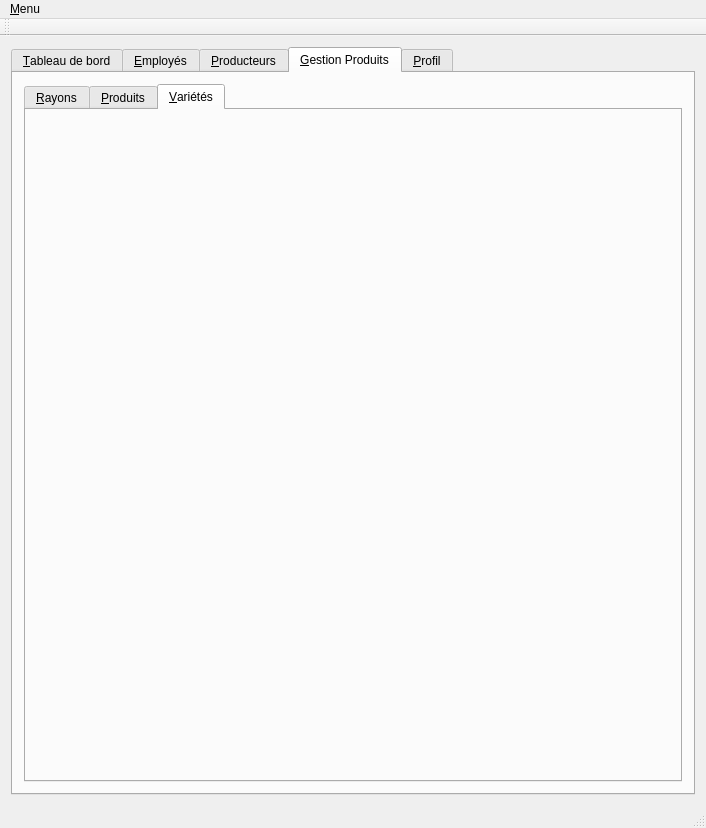
Old version of the form mainwindow.ui in the repository LouisVraie/circuitsCourtsBackOffice.
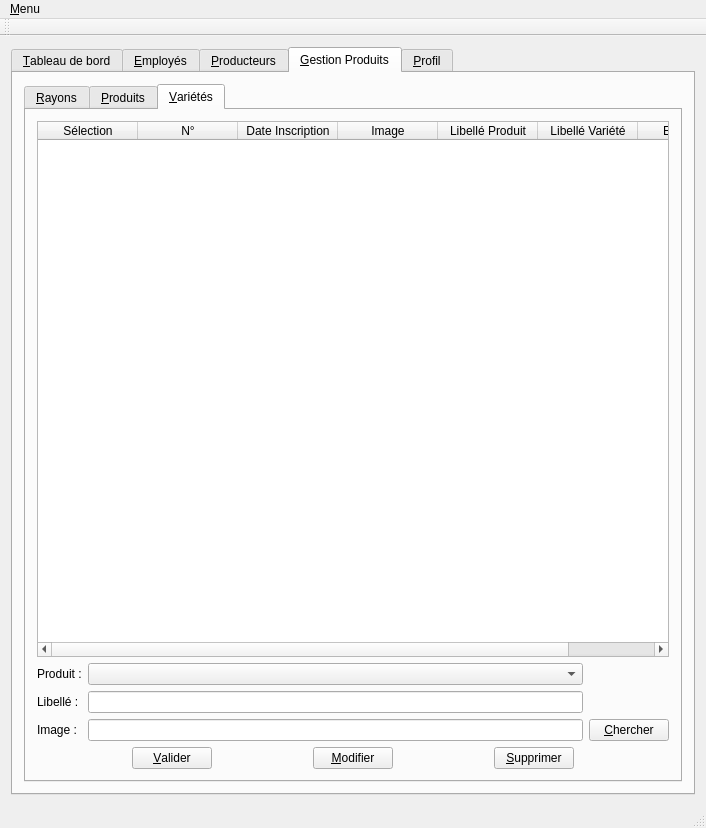
New version of the form. The open tabs and pages were chosen to show the change. Icons and pictures are not drawn.

Diff of the .ui file:
```diff
--- a/mainwindow.ui
+++ b/mainwindow.ui
@@ -1106,6 +1106,169 @@
            <attribute name="title">
             <string>&amp;Variétés</string>
            </attribute>
+           <layout class="QVBoxLayout" name="verticalLayout_13">
+            <item>
+             <widget class="QTableWidget" name="tableWidget_gestionProduitsVarietes">
+              <column>
+               <property name="text">
+                <string>Sélection</string>
+               </property>
+              </column>
+              <column>
+               <property name="text">
+                <string>N°</string>
+               </property>
+              </column>
+              <column>
+               <property name="text">
+                <string>Date Inscription</string>
+               </property>
+              </column>
+              <column>
+               <property name="text">
+                <string>Image</string>
+               </property>
+              </column>
+              <column>
+               <property name="text">
+                <string>Libellé Produit</string>
+               </property>
+              </column>
+              <column>
+               <property name="text">
+                <string>Libellé Variété</string>
+               </property>
+              </column>
+              <column>
+               <property name="text">
+                <string>EstValide</string>
+               </property>
+              </column>
+             </widget>
+            </item>
+            <item>
+             <layout class="QGridLayout" name="gridLayout_3">
+              <item row="0" column="0">
+               <widget class="QLabel" name="label_gestionProduitsVarietesProduit">
+                <property name="text">
+                 <string>Produit :</string>
+                </property>
+               </widget>
+              </item>
+              <item row="0" column="1">
+               <widget class="QComboBox" name="comboBox_gestionProduitsVarietesProduit"/>
+              </item>
+              <item row="1" column="0">
+               <widget class="QLabel" name="label_gestionProduitsVarietesLibelle">
+                <property name="text">
+                 <string>Libellé :</string>
+                </property>
+               </widget>
+              </item>
+              <item row="1" column="1">
+               <widget class="QLineEdit" name="lineEdit_gestionProduitsVarietesLibelle"/>
+              </item>
+              <item row="2" column="0">
+               <widget class="QLabel" name="label_gestionProduitsVarietesImage">
+                <property name="text">
+                 <string>Image :</string>
+                </property>
+               </widget>
+              </item>
+              <item row="2" column="1">
+               <widget class="QLineEdit" name="lineEdit_gestionProduitsVarietesImage"/>
+              </item>
+              <item row="2" column="2">
+               <widget class="QPushButton" name="pushButton_gestionProduitsVarietesImage">
+                <property name="text">
+                 <string>&amp;Chercher</string>
+                </property>
+               </widget>
+              </item>
+             </layout>
+            </item>
+            <item>
+             <layout class="QHBoxLayout" name="horizontalLayout_10">
+              <item>
+               <spacer name="horizontalSpacer_27">
+                <property name="orientation">
+                 <enum>Qt::Horizontal</enum>
+                </property>
+                <property name="sizeHint" stdset="0">
+                 <size>
+                  <width>40</width>
+                  <height>20</height>
+                 </size>
+                </property>
+               </spacer>
+              </item>
+              <item>
+               <widget class="QPushButton" name="pushButton_gestionProduitsVarietesValider">
+                <property name="text">
+                 <string>&amp;Valider</string>
+                </property>
+                <property name="icon">
+                 <iconset resource="resources.qrc">
+                  <normaloff>:/images/images/check-circle.png</normaloff>:/images/images/check-circle.png</iconset>
+                </property>
+               </widget>
+              </item>
+              <item>
+               <spacer name="horizontalSpacer_30">
+                <property name="orientation">
+                 <enum>Qt::Horizontal</enum>
+                </property>
+                <property name="sizeHint" stdset="0">
+                 <size>
+                  <width>40</width>
+                  <height>20</height>
+                 </size>
+                </property>
+               </spacer>
+              </item>
+              <item>
+               <widget class="QPushButton" name="pushButton_gestionProduitsVarietesModifier">
+                <property name="text">
+                 <string>&amp;Modifier</string>
+                </property>
+               </widget>
+              </item>
+              <item>
+               <spacer name="horizontalSpacer_28">
+                <property name="orientation">
+                 <enum>Qt::Horizontal</enum>
+                </property>
+                <property name="sizeHint" stdset="0">
+                 <size>
+                  <width>40</width>
+                  <height>20</height>
+                 </size>
+                </property>
+               </spacer>
+              </item>
+              <item>
+               <widget class="QPushButton" name="pushButton_gestionProduitsVarietesSupprimer">
+                <property name="text">
+                 <string>&amp;Supprimer</string>
+                </property>
+               </widget>
+              </item>
+              <item>
+               <spacer name="horizontalSpacer_29">
+                <property name="orientation">
+                 <enum>Qt::Horizontal</enum>
+                </property>
+                <property name="sizeHint" stdset="0">
+                 <size>
+                  <width>40</width>
+                  <height>20</height>
+                 </size>
+                </property>
+               </spacer>
+              </item>
+             </layout>
+            </item>
+           </layout>
           </widget>
          </widget>
         </item>
```
Left out of the diff: 8 changed lines with no effect on the pictures.
